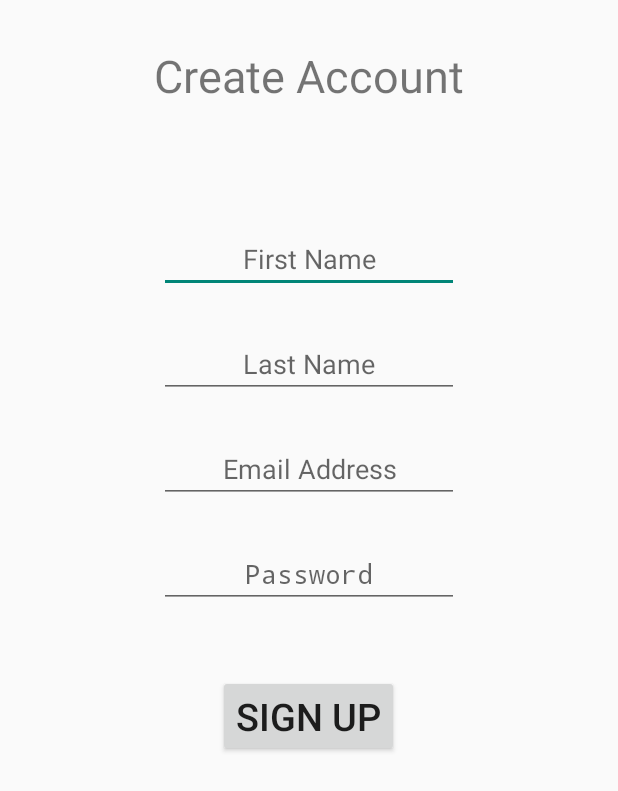
After one commit to Moshrooman/BlackGarlic, an Android app: the CreateAccount screen opened directly, with no data from a screen before it, on a phone screen of 412 x 824 dp. The commit adds this screen. Shown: the top 791 px of the screen. Run offline under Robolectric (Android 15) with nearby library versions, the phone set to English and light mode, and no system bars; our stand-ins replace Volley.

Commit message:
Finished Create Account Api and Implementation

```diff
--- a/app/build.gradle
+++ b/app/build.gradle
@@ -32,6 +32,7 @@ dependencies {
     compile files('libs/commons-codec-1.9.jar')
     compile 'org.apache.directory.studio:org.apache.commons.io:2.4'
     compile 'joda-time:joda-time:2.9.2'
+    compile files('libs/commons-validator-1.5.0.jar')
 }
 
 android {
--- a/app/src/main/AndroidManifest.xml
+++ b/app/src/main/AndroidManifest.xml
@@ -42,7 +42,11 @@
         <activity
             android:name=".MyAccount"
             android:label="@string/title_activity_my_account"
-            android:theme="@style/AppTheme.NoActionBar"></activity>
+            android:theme="@style/AppTheme.NoActionBar" />
+        <activity
+            android:name=".CreateAccount"
+            android:label="@string/title_activity_create_account"
+            android:theme="@style/AppTheme"></activity>
     </application>
 
 </manifest>
--- /dev/null
+++ b/app/src/main/java/id/blackgarlic/blackgarlic/CreateAccount.java
@@ -0,0 +1,167 @@
+package id.blackgarlic.blackgarlic;
+
+import android.content.Intent;
+import android.os.Bundle;
+import android.support.design.widget.FloatingActionButton;
+import android.support.design.widget.Snackbar;
+import android.support.v7.app.AppCompatActivity;
+import android.support.v7.widget.Toolbar;
+import android.text.InputType;
+import android.util.Log;
+import android.view.View;
+import android.widget.Button;
+import android.widget.EditText;
+import android.widget.Toast;
+
+import com.android.volley.AuthFailureError;
+import com.android.volley.Request;
+import com.android.volley.Response;
+import com.android.volley.VolleyError;
+import com.android.volley.toolbox.StringRequest;
+import com.google.gson.Gson;
+
+import org.apache.commons.codec.binary.Hex;
+import org.apache.commons.codec.digest.DigestUtils;
+import org.apache.commons.validator.routines.EmailValidator;
+import org.json.JSONException;
+import org.json.JSONObject;
+
+import java.util.ArrayList;
+import java.util.List;
+
+import id.blackgarlic.blackgarlic.model.UserCredentials;
+
+public class CreateAccount extends AppCompatActivity {
+
+    private static String firstname;
+    private static String lastname;
+    private static String email;
+    private static String password;
+    List<EditText> editTextList = new ArrayList<EditText>();
+    boolean emptyFields = false;
+
+    @Override
+    protected void onCreate(Bundle savedInstanceState) {
+        super.onCreate(savedInstanceState);
+        setContentView(R.layout.activity_create_account);
+
+        final EmailValidator emailValidator = EmailValidator.getInstance();
+
+        final EditText createAccountFirstName = (EditText) findViewById(R.id.createAccountFirstName);
+        final EditText createAccountLastName = (EditText) findViewById(R.id.createAccountLastName);
+        final EditText createAccountEmail = (EditText) findViewById(R.id.createAccountEmail);
+        final EditText createAccountPassword = (EditText) findViewById(R.id.createAccountPassword);
+
+        createAccountPassword.setInputType(InputType.TYPE_CLASS_TEXT | InputType.TYPE_TEXT_VARIATION_PASSWORD);
+
+        Button signUpButton = (Button) findViewById(R.id.signUpButton);
+
+        signUpButton.setOnClickListener(new View.OnClickListener() {
+            @Override
+            public void onClick(View v) {
+
+                emptyFields = false;
+
+                editTextList.add(createAccountFirstName);
+                editTextList.add(createAccountLastName);
+                editTextList.add(createAccountEmail);
+                editTextList.add(createAccountPassword);
+
+                //Then set the hint to red color
+                for (int i = 0; i < editTextList.size(); i++) {
+
+                    if (String.valueOf(editTextList.get(i).getText()).equals("")) {
+                        editTextList.get(i).setHintTextColor(getResources().getColor(R.color.red));
+                        emptyFields = true;
+                    } else {
+                        String word = String.valueOf(editTextList.get(i).getText());
+                        editTextList.get(i).setText(null);
+                        editTextList.get(i).setHintTextColor(getResources().getColor(R.color.grey));
+                        editTextList.get(i).setText(word);
+                    }
+                }
+
+                if (emptyFields == true) {
+                    Toast.makeText(CreateAccount.this, "Fields In Red Are Required!", Toast.LENGTH_LONG).show();
+                    return;
+                }
+
+                if (!emailValidator.isValid(String.valueOf(createAccountEmail.getText()))) {
+                    Toast.makeText(CreateAccount.this, "Has To Be A Valid Email!", Toast.LENGTH_LONG).show();
+                    return;
+                }
+
+                firstname = String.valueOf(createAccountFirstName.getText());
+                lastname = String.valueOf(createAccountLastName.getText());
+                email = String.valueOf(createAccountEmail.getText());
+                password = new String(Hex.encodeHex(DigestUtils.sha1(String.valueOf(createAccountPassword.getText()))));
+
+                String url = "http://api.blackgarlic.id:7000/app/createaccount";
+
+                final JSONObject body = new JSONObject();
+                try {
+                    body.put("first_name", firstname);
+                    body.put("last_name", lastname);
+                    body.put("customer_email", email);
+                    body.put("customer_password", password);
+                    body.put("birthday", "1000-01-01");
+                } catch (JSONException e) {
+                    e.printStackTrace();
+                }
+
+                StringRequest request = new StringRequest(Request.Method.POST, url, new Response.Listener<String>() {
+                    @Override
+                    public void onResponse(String response) {
+
+                        if (response.contains("Successful")) {
+                            Intent logInScreenIntent = new Intent(CreateAccount.this, LogInScreen.class);
+                            logInScreenIntent.putExtra("successful", "Account Successfully Created");
+                            startActivity(logInScreenIntent);
+                            finish();
+                        } else if (response.contains("Duplicate")) {
+                            Toast.makeText(CreateAccount.this, "That Email Already Exists!", Toast.LENGTH_LONG).show();
+                            return;
+                        }
+
+                    }
+                }, new Response.ErrorListener() {
+                    @Override
+                    public void onErrorResponse(VolleyError error) {
+
+                        Toast.makeText(CreateAccount.this, "Please Connect To The Internet!", Toast.LENGTH_LONG).show();
+
+
+                    }
+                }) {
+
+                    @Override
+                    public byte[] getBody() throws AuthFailureError {
+                        return body.toString().getBytes();
+                    }
+
+                    @Override
+                    public String getBodyContentType() {
+                        return "application/json";
+                    }
+
+
+                };
+
+                ConnectionManager.getInstance(CreateAccount.this).add(request);
+
+                Log.e("First name: ", firstname);
+                Log.e("Last name: ", lastname);
+                Log.e("Email: ", email);
+                Log.e("Password: ", password);
+
+            }
+        });
+
+
+
+        //Check if all fields are filled, if not then tell em to fill it in!
+        //Have option to show password as they type
+        //Email field should be a valid email
+
+    }
+}
--- /dev/null
+++ b/app/src/main/res/layout/activity_create_account.xml
@@ -0,0 +1,19 @@
+<?xml version="1.0" encoding="utf-8"?>
+<android.support.design.widget.CoordinatorLayout xmlns:android="http://schemas.android.com/apk/res/android"
+    xmlns:app="http://schemas.android.com/apk/res-auto"
+    xmlns:tools="http://schemas.android.com/tools"
+    android:layout_width="match_parent"
+    android:layout_height="match_parent"
+    android:fitsSystemWindows="true"
+    tools:context="id.blackgarlic.blackgarlic.CreateAccount">
+
+    <android.support.design.widget.AppBarLayout
+        android:layout_width="match_parent"
+        android:layout_height="wrap_content"
+        android:theme="@style/AppTheme.AppBarOverlay">
+
+    </android.support.design.widget.AppBarLayout>
+
+    <include layout="@layout/content_create_account" />
+
+</android.support.design.widget.CoordinatorLayout>
--- /dev/null
+++ b/app/src/main/res/layout/content_create_account.xml
@@ -0,0 +1,69 @@
+<?xml version="1.0" encoding="utf-8"?>
+<RelativeLayout xmlns:android="http://schemas.android.com/apk/res/android"
+    xmlns:app="http://schemas.android.com/apk/res-auto"
+    xmlns:tools="http://schemas.android.com/tools"
+    android:layout_width="match_parent"
+    android:layout_height="match_parent"
+    tools:context="id.blackgarlic.blackgarlic.CreateAccount"
+    tools:showIn="@layout/activity_create_account">
+
+    <TextView
+        android:layout_width="wrap_content"
+        android:layout_height="wrap_content"
+        android:text="Create Account"
+        android:textSize="30dp"
+        android:layout_centerHorizontal="true"
+        android:layout_marginTop="30dp"
+        />
+
+    <EditText
+        android:layout_width="200dp"
+        android:layout_height="wrap_content"
+        android:hint="First Name"
+        android:textAlignment="center"
+        android:layout_centerHorizontal="true"
+        android:layout_marginTop="150dp"
+        android:id="@+id/createAccountFirstName"
+        />
+
+    <EditText
+        android:layout_width="200dp"
+        android:layout_height="wrap_content"
+        android:hint="Last Name"
+        android:textAlignment="center"
+        android:layout_centerHorizontal="true"
+        android:layout_marginTop="220dp"
+        android:id="@+id/createAccountLastName"
+        />
+
+    <EditText
+        android:layout_width="200dp"
+        android:layout_height="wrap_content"
+        android:hint="Email Address"
+        android:textAlignment="center"
+        android:layout_centerHorizontal="true"
+        android:layout_marginTop="290dp"
+        android:id="@+id/createAccountEmail"
+        />
+
+    <EditText
+        android:layout_width="200dp"
+        android:layout_height="wrap_content"
+        android:hint="Password"
+        android:textAlignment="center"
+        android:layout_centerHorizontal="true"
+        android:layout_marginTop="360dp"
+        android:id="@+id/createAccountPassword"
+        />
+
+    <Button
+        android:layout_width="wrap_content"
+        android:layout_height="wrap_content"
+        android:text="Sign Up"
+        android:layout_centerHorizontal="true"
+        android:textSize="25dp"
+        android:layout_marginTop="450dp"
+        android:id="@+id/signUpButton"
+        />
+
+</RelativeLayout>
--- a/app/src/main/res/values/colors.xml
+++ b/app/src/main/res/values/colors.xml
@@ -3,4 +3,6 @@
     <color name="colorPrimary">#3F51B5</color>
     <color name="colorPrimaryDark">#303F9F</color>
     <color name="colorAccent">#FF4081</color>
+    <color name="red">#FF0000</color>
+    <color name="grey">#6E6E6E</color>
 </resources>
--- a/app/src/main/res/values/strings.xml
+++ b/app/src/main/res/values/strings.xml
@@ -9,4 +9,5 @@
     <string name="title_activity_pop_up_you_tube">PopUpYouTube</string>
     <string name="title_activity_log_in_screen">LogInScreen</string>
     <string name="title_activity_my_account">MyAccount</string>
+    <string name="title_activity_create_account">CreateAccount</string>
 </resources>
```
Also changed, not shown: app/src/main/java/id/blackgarlic/blackgarlic/LogInScreen.java (+21 -2 lines), app/src/main/res/layout/content_log_in_screen.xml (+9 -0 lines), app/libs/commons-validator-1.5.0.jar (added), 1 other file.
